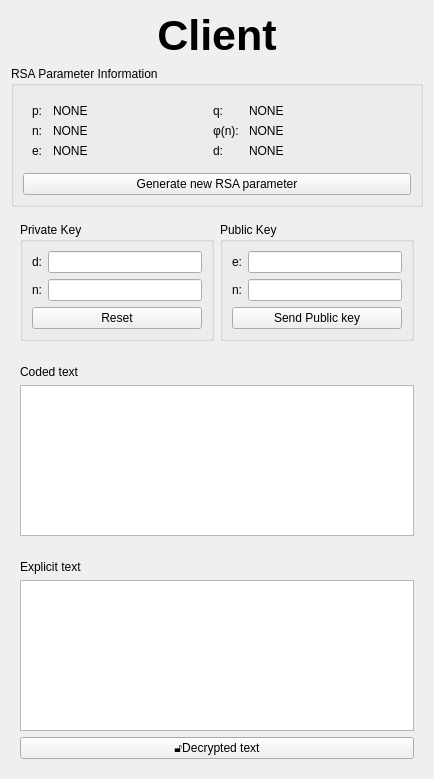
Qt form client.ui (NekoSilverFox/Qt-RSA) before a commit.
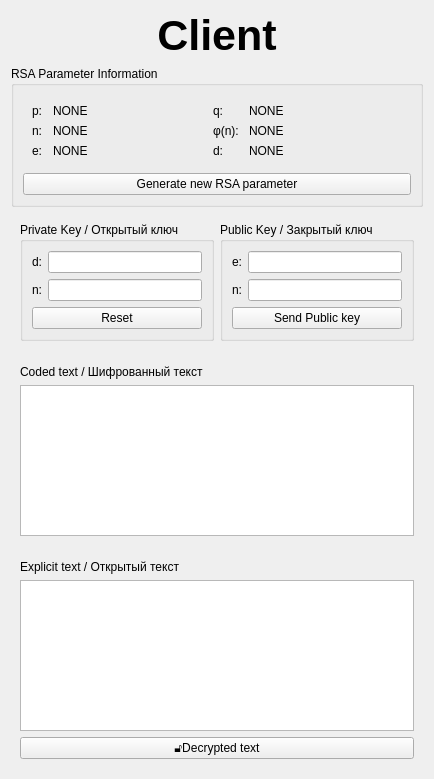
The same form after that commit.

Diff of the .ui file:
```diff
--- a/client.ui
+++ b/client.ui
@@ -166,7 +166,7 @@
       <item>
        <widget class="QGroupBox" name="groupBox_2">
         <property name="title">
-         <string>Private Key</string>
+         <string>Private Key / Открытый ключ</string>
         </property>
         <layout class="QGridLayout" name="gridLayout_2">
          <item row="2" column="1">
@@ -208,7 +208,7 @@
       <item>
        <widget class="QGroupBox" name="groupBox_3">
         <property name="title">
-         <string>Public Key</string>
+         <string>Public Key / Закрытый ключ</string>
         </property>
         <layout class="QGridLayout" name="gridLayout_3">
          <item row="0" column="0">
@@ -262,7 +262,7 @@
       <item>
        <widget class="QLabel" name="label_22">
         <property name="text">
-         <string>Coded text</string>
+         <string>Coded text / Шифрованный текст</string>
         </property>
        </widget>
       </item>
@@ -278,7 +278,7 @@
       <item>
        <widget class="QLabel" name="label_23">
         <property name="text">
-         <string>Explicit text</string>
+         <string>Explicit text / Открытый текст</string>
         </property>
        </widget>
       </item>
```
